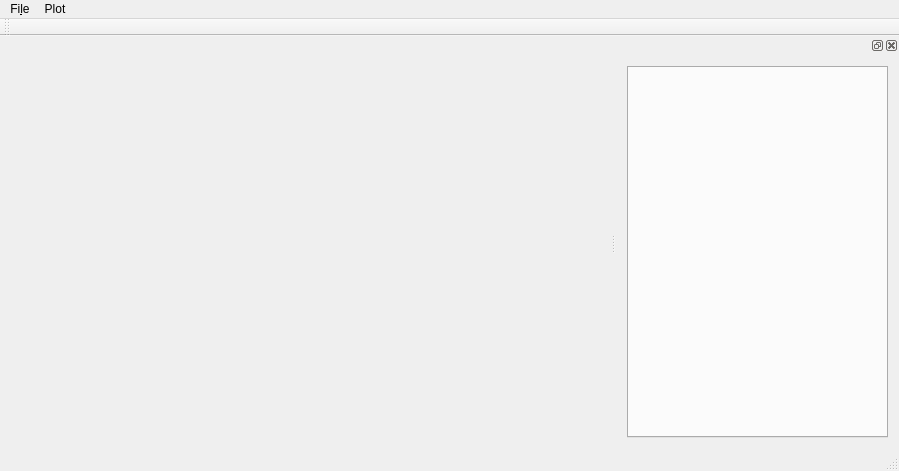
Old version of the form ui/mainwindow.ui in the repository talbring/ConvergenceMonitor.
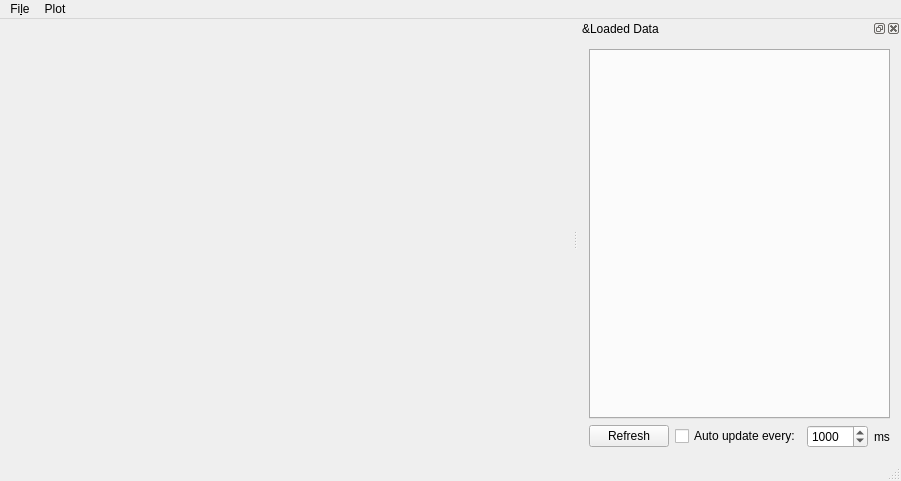
New version of the form. Custom widgets are drawn as their Qt base class.

Commit message: Added auto refresh of data

What changed in the file:
```diff
--- a/ui/mainwindow.ui
+++ b/ui/mainwindow.ui
@@ -7,7 +7,7 @@
     <x>0</x>
     <y>0</y>
     <width>899</width>
-    <height>471</height>
+    <height>474</height>
    </rect>
   </property>
   <property name="windowTitle">
@@ -15,7 +15,7 @@
   </property>
   <widget class="QWidget" name="centralWidget">
    <layout class="QGridLayout" name="gridLayout_2">
-    <item row="1" column="0">
+    <item row="0" column="0">
      <layout class="QGridLayout" name="gridLayout">
       <item row="0" column="0">
        <widget class="QCustomPlot" name="customplot" native="true">
@@ -43,7 +43,7 @@
      <x>0</x>
      <y>0</y>
      <width>899</width>
-     <height>23</height>
+     <height>19</height>
     </rect>
    </property>
    <widget class="QMenu" name="menuFile">
@@ -61,16 +61,11 @@
    <addaction name="menuFile"/>
    <addaction name="menuView"/>
   </widget>
-  <widget class="QToolBar" name="mainToolBar">
-   <attribute name="toolBarArea">
-    <enum>TopToolBarArea</enum>
-   </attribute>
-   <attribute name="toolBarBreak">
-    <bool>false</bool>
-   </attribute>
-  </widget>
   <widget class="QStatusBar" name="statusBar"/>
   <widget class="QDockWidget" name="dockWidget">
+   <property name="windowTitle">
+    <string>&amp;Loaded Data</string>
+   </property>
    <attribute name="dockWidgetArea">
     <number>2</number>
    </attribute>
@@ -104,6 +99,44 @@
        </property>
       </widget>
      </item>
+     <item row="1" column="0">
+      <layout class="QHBoxLayout" name="horizontalLayout">
+       <item>
+        <widget class="QPushButton" name="buttonRefresh">
+         <property name="text">
+          <string>Refresh</string>
+         </property>
+        </widget>
+       </item>
+       <item>
+        <widget class="QCheckBox" name="checkRefresh">
+         <property name="text">
+          <string>Auto update every:</string>
+         </property>
+        </widget>
+       </item>
+       <item>
+        <widget class="QSpinBox" name="spinRefresh">
+         <property name="minimum">
+          <number>100</number>
+         </property>
+         <property name="maximum">
+          <number>99999</number>
+         </property>
+         <property name="value">
+          <number>1000</number>
+         </property>
+        </widget>
+       </item>
+       <item>
+        <widget class="QLabel" name="label">
+         <property name="text">
+          <string>ms</string>
+         </property>
+        </widget>
+       </item>
+      </layout>
+     </item>
     </layout>
    </widget>
   </widget>
```
The commit also changes 7 other files.
